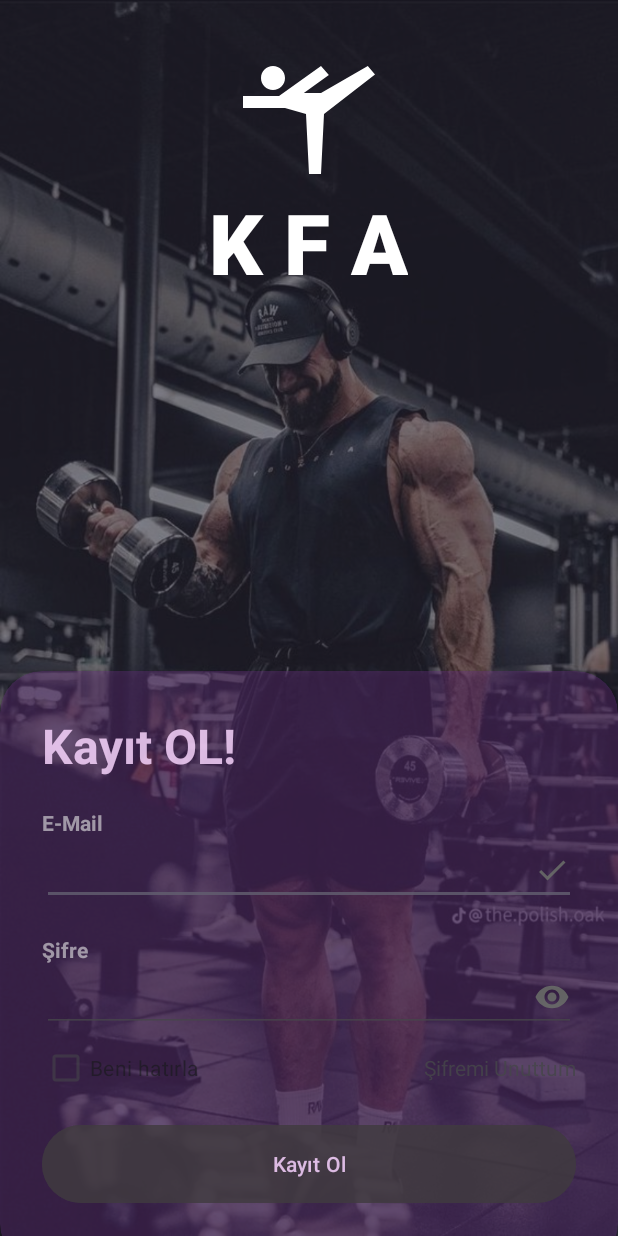
After one commit to gokhangnccn/kisiselfitnessasistan, an Android app: the KayitEkrani screen opened directly, with no data from a screen before it, on a phone screen of 412 x 824 dp. The commit adds this screen. Run offline under Robolectric (Android 15) with nearby library versions, the phone set to English and light mode, and no system bars; our stand-ins replace Firebase (no records; nobody signed in at launch, a user with empty details on screens opened directly).

Commit message:
KFAMB-21 Giriş-Kayıt işlemleri için firebase ile database sağlanması ve arayüzler arası geçişin sağlanması.

```diff
--- /dev/null
+++ b/app/src/main/java/com/gokhan/kfa/KayitEkrani.kt
@@ -0,0 +1,46 @@
+package com.gokhan.kfa
+
+import android.content.Intent
+import android.os.Bundle
+import android.widget.Toast
+import androidx.appcompat.app.AppCompatActivity
+import com.gokhan.kfa.databinding.ActivitySignUpBinding
+import com.google.firebase.auth.FirebaseAuth
+
+class KayitEkrani : AppCompatActivity() {
+
+    private lateinit var binding: ActivitySignUpBinding
+    private lateinit var firebaseAuth: FirebaseAuth
+
+    override fun onCreate(savedInstanceState: Bundle?) {
+        super.onCreate(savedInstanceState)
+
+        binding = ActivitySignUpBinding.inflate(layoutInflater)
+        setContentView(binding.root)
+
+        firebaseAuth = FirebaseAuth.getInstance()
+
+
+        binding.kayitol.setOnClickListener {
+            val email = binding.email.text.toString()
+            val pass = binding.sifre.text.toString()
+
+            if (email.isNotEmpty() && pass.isNotEmpty()) {
+
+                    firebaseAuth.createUserWithEmailAndPassword(email, pass).addOnCompleteListener {
+                        if (it.isSuccessful) {
+                            val intent = Intent(this, GirisEkrani::class.java)
+                            startActivity(intent)
+                        } else {
+                            Toast.makeText(this, it.exception.toString(), Toast.LENGTH_SHORT).show()
+
+                        }
+                    }
+
+            } else {
+                Toast.makeText(this, "Empty Fields Are not Allowed !!", Toast.LENGTH_SHORT).show()
+
+            }
+        }
+    }
+}
--- /dev/null
+++ b/app/src/main/res/layout/activity_sign_up.xml
@@ -0,0 +1,142 @@
+<?xml version="1.0" encoding="utf-8"?>
+<RelativeLayout xmlns:android="http://schemas.android.com/apk/res/android"
+    xmlns:app="http://schemas.android.com/apk/res-auto"
+    xmlns:tools="http://schemas.android.com/tools"
+    android:layout_width="match_parent"
+    android:layout_height="match_parent"
+    android:background="@drawable/gym12"
+    app:layoutDescription="@xml/activity_main_scene"
+    tools:context=".KayitEkrani">
+
+    <RelativeLayout
+        android:layout_width="match_parent"
+        android:layout_height="match_parent"
+        android:background="@color/primary1"
+        android:alpha="0.7"/>
+
+
+    <LinearLayout
+        android:layout_width="match_parent"
+        android:layout_height="wrap_content"
+        android:orientation="vertical"
+        android:gravity="center"
+        android:padding="28dp">
+        <ImageView
+            android:layout_width="wrap_content"
+            android:layout_height="wrap_content"
+            android:src="@drawable/gymicon"
+            />
+        <TextView
+            android:layout_width="wrap_content"
+            android:layout_height="wrap_content"
+            android:text="K F A"
+            android:textStyle="bold"
+            android:fontFamily="sans-serif-medium"
+            android:textSize="56sp"
+            android:textColor="@color/white"/>
+
+    </LinearLayout>
+
+    <androidx.cardview.widget.CardView
+        android:layout_width="match_parent"
+        android:layout_height="wrap_content"
+        android:layout_alignParentBottom="true"
+        app:cardCornerRadius="28dp"
+        app:cardBackgroundColor="@color/primary2"
+        android:layout_marginBottom="-20dp"
+        android:alpha="0.9"
+        >
+
+        <LinearLayout
+            android:layout_width="match_parent"
+            android:layout_height="wrap_content"
+            android:orientation="vertical"
+            android:padding="28dp">
+
+            <TextView
+                android:layout_width="wrap_content"
+                android:layout_height="wrap_content"
+                android:text="Kayıt OL!"
+                android:textColor="@color/light_pink"
+                android:textSize="32sp"
+                android:textStyle="bold" />
+
+
+
+        <View
+            android:layout_width="wrap_content"
+            android:layout_height="20dp"/>
+
+        <TextView
+            android:layout_width="wrap_content"
+            android:layout_height="wrap_content"
+            android:text="E-Mail"
+            android:textColor="@color/white"
+            android:alpha="0.6"
+            android:textStyle="bold"/>
+
+        <EditText
+            android:id="@+id/email"
+            android:layout_width="match_parent"
+            android:layout_height="wrap_content"
+            android:inputType="textEmailAddress"
+            android:drawableEnd="@drawable/done_icon"/>
+
+        <View
+            android:layout_width="wrap_content"
+            android:layout_height="20dp"/>
+
+        <TextView
+            android:layout_width="wrap_content"
+            android:layout_height="wrap_content"
+            android:text="Şifre"
+            android:textColor="@color/white"
+            android:alpha="0.6"
+            android:textStyle="bold"/>
+
+        <EditText
+            android:id="@+id/sifre"
+            android:layout_width="match_parent"
+            android:layout_height="wrap_content"
+            android:inputType="textPassword"
+            android:drawableEnd="@drawable/password_icon"/>
+
+
+            <RelativeLayout
+                android:layout_width="match_parent"
+                android:layout_height="wrap_content">
+
+                <CheckBox
+                    android:layout_width="wrap_content"
+                    android:layout_height="wrap_content"
+                    android:text="Beni hatırla"
+                    android:layout_centerVertical="true"
+                    android:alpha="0.7"/>
+
+            <TextView
+                android:layout_width="wrap_content"
+                android:layout_height="wrap_content"
+                android:text="Şifremi Unuttum"
+                android:layout_alignParentEnd="true"
+                android:layout_centerVertical="true"/>
+
+            </RelativeLayout>
+            <View
+                android:layout_width="wrap_content"
+                android:layout_height="10dp"/>
+
+            <com.google.android.material.button.MaterialButton
+                android:id="@+id/kayitol"
+                android:layout_width="match_parent"
+                android:layout_height="60dp"
+                android:text="Kayıt Ol"
+                app:cornerRadius="32dp"
+                android:backgroundTint="@color/gray"
+                android:textColor="@color/light_pink"/>
+
+            <View
+                android:layout_width="wrap_content"
+                android:layout_height="10dp"/>
+        </LinearLayout>
+    </androidx.cardview.widget.CardView>
+</RelativeLayout>
--- a/app/src/main/res/values/colors.xml
+++ b/app/src/main/res/values/colors.xml
@@ -2,4 +2,11 @@
 <resources>
     <color name="black">#FF000000</color>
     <color name="white">#FFFFFFFF</color>
+
+    <color name="primary1">#CE2B283A</color>
+    <color name="primary2">#6F693280</color>
+    <color name="secondary1">#A086A5</color>
+    <color name="secondary2">#DFD0B8</color>
+    <color name="light_pink">#F0CBF6</color>
+    <color name="gray">#433A45</color>
 </resources>
--- a/build.gradle.kts
+++ b/build.gradle.kts
@@ -1,5 +1,11 @@
+buildscript {
+    dependencies {
+        classpath("com.google.gms:google-services:4.4.1")
+    }
+}
 // Top-level build file where you can add configuration options common to all sub-projects/modules.
 plugins {
     id("com.android.application") version "8.1.2" apply false
     id("org.jetbrains.kotlin.android") version "1.9.0" apply false
+    id("com.google.gms.google-services") version "4.4.1" apply false
 }
```
Also changed, not shown: app/build.gradle.kts (+13 -4 lines), app/src/main/AndroidManifest.xml (+11 -3 lines), app/src/main/java/com/gokhan/kfa/GirisEkrani.kt (added, +52 -0 lines), app/src/main/java/com/gokhan/kfa/MainActivity.kt (+20 -2 lines), app/src/main/res/layout/activity_main.xml (+15 -128 lines), app/src/main/res/layout/activity_sign_in.xml (added, +143 -0 lines), 2 other files.
